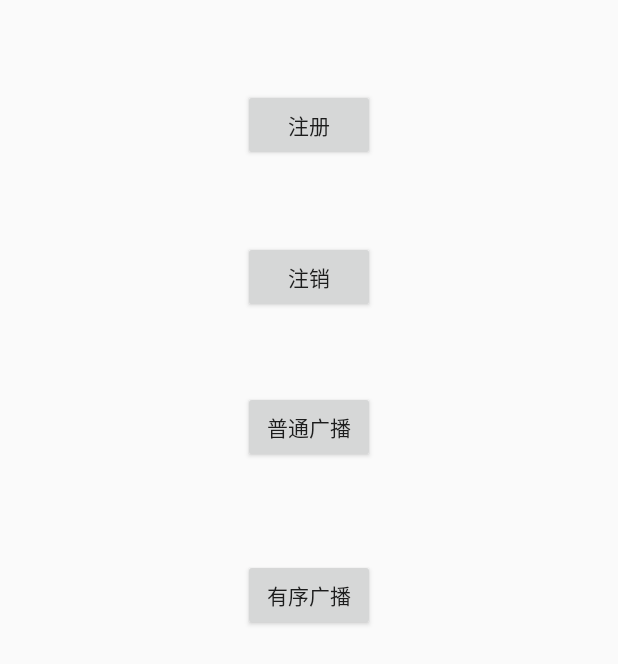
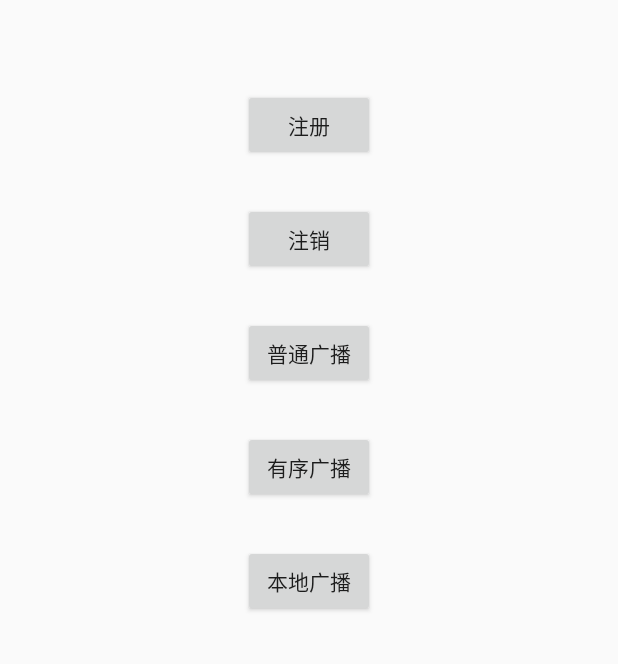
Before and after one commit to wmzPangmao/LearnBase, an Android app: the BroadcastActivity screen opened directly, with no data from a screen before it, after a tap on "注册", on a phone screen of 412 x 824 dp. Shown: the top 664 px of the screen. Run offline under Robolectric (Android 15) with nearby library versions, the phone set to English and light mode, and no system bars; libraries missing offline, so code that uses them is left out: cn.hutool.core; 1 statement that could not run was skipped.

Commit message:
完善代码

```diff
--- a/app/src/main/java/com/pangmao/learnbase/MainActivity.java
+++ b/app/src/main/java/com/pangmao/learnbase/MainActivity.java
@@ -66,7 +66,6 @@ public class MainActivity extends BaseActivity implements View.OnClickListener,
         }
     }
 
-
     @Override
     public void onClick(View v) {
         switch (v.getId()){
--- a/app/src/main/java/com/pangmao/learnbase/broadcast/BroadcastActivity.java
+++ b/app/src/main/java/com/pangmao/learnbase/broadcast/BroadcastActivity.java
@@ -2,14 +2,13 @@ package com.pangmao.learnbase.broadcast;
 
 import android.content.Context;
 import android.content.Intent;
-import android.support.v7.app.AppCompatActivity;
+import android.content.IntentFilter;
 import android.os.Bundle;
+import android.support.v4.content.LocalBroadcastManager;
 import android.view.View;
 
 import com.pangmao.learnbase.BaseActivity;
 import com.pangmao.learnbase.R;
-import com.pangmao.learnbase.handler.HandlerActivity;
-import com.pangmao.learnbase.service.ServiceActivity;
 import com.pangmao.learnbase.util.LoggUtil;
 
 public class BroadcastActivity extends BaseActivity implements View.OnClickListener {
@@ -17,6 +16,9 @@ public class BroadcastActivity extends BaseActivity implements View.OnClickListe
     private Intent intent = null;
     private final String ACTION = "com.pangmao.learnBase.Broadcast.receiver1";
     private String sendMsg = "";
+    private MyReceiver3 myReceiver3;
+    private LocalBroadcastManager localBroadcastManager;
+    private MyLocalReceiver myLocalReceiver;
 
     @Override
     protected void onCreate(Bundle savedInstanceState) {
@@ -27,7 +29,9 @@ public class BroadcastActivity extends BaseActivity implements View.OnClickListe
         findViewById(R.id.btn_broadcast_normal).setOnClickListener(this);
         findViewById(R.id.btn_broadcast_order).setOnClickListener(this);
         findViewById(R.id.btn_broadcast_cancel).setOnClickListener(this);
+        findViewById(R.id.btn_broadcast_local).setOnClickListener(this);
 
+        localBroadcastManager = LocalBroadcastManager.getInstance(BroadcastActivity.this);
     }
 
 
@@ -42,9 +46,30 @@ public class BroadcastActivity extends BaseActivity implements View.OnClickListe
         switch (v.getId()){
             case R.id.btn_broadcast_register:
                 LoggUtil.log("广播手动注册");
+                IntentFilter intentFilter = new IntentFilter();
+                intentFilter.addAction(ACTION); //响应哪些消息
+                intentFilter.setPriority(11);    //设定优先级
+                if(myReceiver3 == null){
+                    myReceiver3 = new MyReceiver3();
+                }
+                registerReceiver(myReceiver3, intentFilter); //手动注册
+                if(myLocalReceiver == null) {
+                    myLocalReceiver = new MyLocalReceiver();
+                }
+                localBroadcastManager.registerReceiver(myLocalReceiver, intentFilter);  //注册本地广播
                 break;
             case R.id.btn_broadcast_cancel:
                 LoggUtil.log("广播手动注销");
+                if (myReceiver3 != null){
+                    unregisterReceiver(myReceiver3);
+                    myReceiver3 = null;
+                    LoggUtil.log("myReceiver3 注销");
+                }
+                if(myLocalReceiver != null) {
+                    localBroadcastManager.unregisterReceiver(myLocalReceiver); //注销本地广播
+                    myLocalReceiver = null;
+                    LoggUtil.log("myLocalReceiver 注销");
+                }
                 break;
             case R.id.btn_broadcast_normal:
                 LoggUtil.log("发送普通广播");
@@ -60,6 +85,13 @@ public class BroadcastActivity extends BaseActivity implements View.OnClickListe
                 intent.putExtra("data", sendMsg);
                 sendOrderedBroadcast(intent, null);
                 break;
+            case R.id.btn_broadcast_local:
+                LoggUtil.log("发送本地广播");
+                sendMsg = "local";
+                intent = new Intent(ACTION);
+                intent.putExtra("data", sendMsg);
+                localBroadcastManager.sendBroadcast(intent);
+                break;
                 default:
         }
     }
--- a/app/src/main/java/com/pangmao/learnbase/broadcast/MyReceiver3.java
+++ b/app/src/main/java/com/pangmao/learnbase/broadcast/MyReceiver3.java
@@ -3,7 +3,8 @@ package com.pangmao.learnbase.broadcast;
 import android.content.BroadcastReceiver;
 import android.content.Context;
 import android.content.Intent;
-import android.widget.Toast;
+
+import com.pangmao.learnbase.util.LoggUtil;
 
 public class MyReceiver3 extends BroadcastReceiver {
     public MyReceiver3() {
@@ -14,6 +15,6 @@ public class MyReceiver3 extends BroadcastReceiver {
         // TODO: This method is called when the BroadcastReceiver is receiving
         // an Intent broadcast.
         String msg = intent.getStringExtra("data");
-        Toast.makeText(context, "消息3:"+msg, Toast.LENGTH_SHORT).show();
+        LoggUtil.log("消息3:" + msg);
     }
 }
--- a/app/src/main/res/layout/activity_broadcast.xml
+++ b/app/src/main/res/layout/activity_broadcast.xml
@@ -22,29 +22,39 @@
         android:id="@+id/btn_broadcast_cancel"
         android:layout_width="wrap_content"
         android:layout_height="wrap_content"
-        android:layout_marginTop="53dp"
+        android:layout_marginTop="28dp"
         android:text="注销"
         app:layout_constraintStart_toStartOf="@+id/btn_broadcast_register"
         app:layout_constraintTop_toBottomOf="@+id/btn_broadcast_register"
-        tools:ignore="MissingConstraints" />
+        tools:ignore="MissingConstraints"/>
 
     <Button
         android:id="@+id/btn_broadcast_normal"
         android:layout_width="wrap_content"
         android:layout_height="wrap_content"
-        android:layout_marginTop="52dp"
+        android:layout_marginTop="28dp"
         android:text="普通广播"
         app:layout_constraintStart_toStartOf="@+id/btn_broadcast_cancel"
         app:layout_constraintTop_toBottomOf="@+id/btn_broadcast_cancel"
-        tools:ignore="MissingConstraints" />
+        tools:ignore="MissingConstraints"/>
 
     <Button
         android:id="@+id/btn_broadcast_order"
         android:layout_width="wrap_content"
         android:layout_height="wrap_content"
-        android:layout_marginTop="64dp"
+        android:layout_marginTop="28dp"
         android:text="有序广播"
         app:layout_constraintStart_toStartOf="@+id/btn_broadcast_normal"
         app:layout_constraintTop_toBottomOf="@+id/btn_broadcast_normal"
-        tools:ignore="MissingConstraints" />
+        tools:ignore="MissingConstraints"/>
+
+    <Button
+        android:id="@+id/btn_broadcast_local"
+        android:layout_width="wrap_content"
+        android:layout_height="wrap_content"
+        android:layout_marginTop="28dp"
+        android:text="本地广播"
+        app:layout_constraintStart_toStartOf="@+id/btn_broadcast_order"
+        app:layout_constraintTop_toBottomOf="@+id/btn_broadcast_order"
+        tools:ignore="MissingConstraints"/>
 </android.support.constraint.ConstraintLayout>
```
Also changed, not shown: app/src/main/AndroidManifest.xml (+18 -2 lines), app/src/main/java/com/pangmao/learnbase/broadcast/MyReceiver1.java (+6 -3 lines), app/src/main/java/com/pangmao/learnbase/broadcast/MyReceiver2.java (+6 -2 lines).
